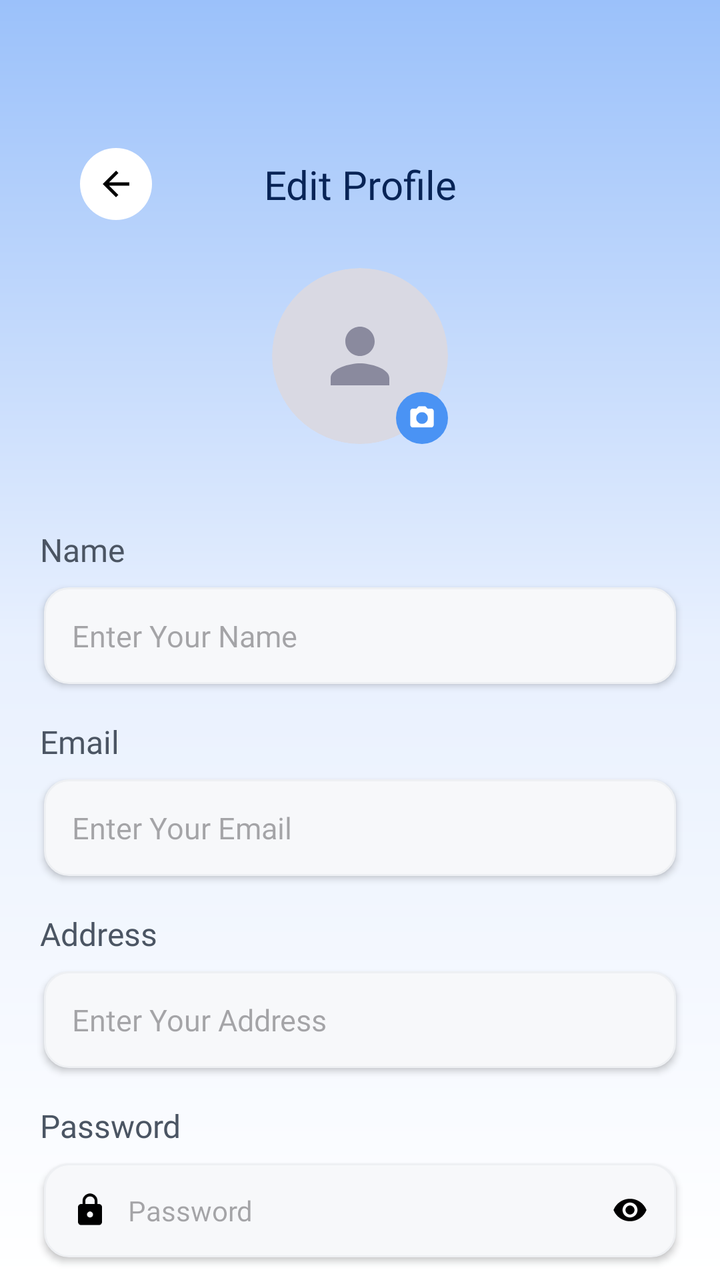
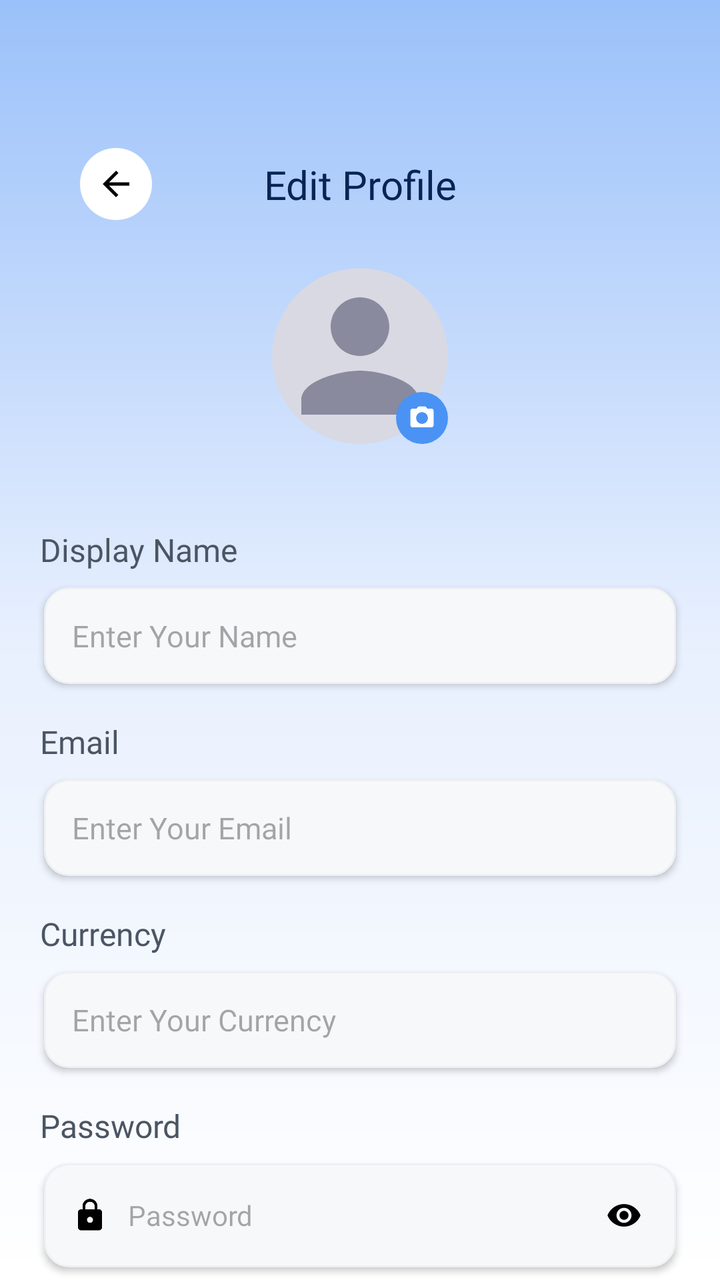

An Android layout rendered at two revisions. The XML below is the earlier revision; the diff shows what the commit changed to produce the second picture.
<!-- AndroidManifest.xml: application theme Theme.ExpenceAndBudgetTracker -->
<!-- res/layout/activity_edit_profile.xml -->
<?xml version="1.0" encoding="utf-8"?>
<androidx.constraintlayout.widget.ConstraintLayout xmlns:android="http://schemas.android.com/apk/res/android"
    xmlns:app="http://schemas.android.com/apk/res-auto"
    android:layout_width="match_parent"
    android:layout_height="match_parent"
    android:background="@drawable/gradient_header_bg"
    android:clipChildren="false"
    android:clipToPadding="false"
    android:padding="20dp">

    <ImageView
        android:id="@+id/btnBack"
        android:layout_width="36dp"
        android:layout_height="36dp"
        android:padding="8dp"
        android:layout_marginStart="20dp"
        android:layout_marginTop="54dp"
        android:background="@drawable/circle_bg_white"
        android:src="@drawable/baseline_arrow_back_24"
        android:contentDescription="Back"
        app:layout_constraintStart_toStartOf="parent"
        app:layout_constraintTop_toTopOf="parent" />

    <TextView
        android:id="@+id/tvTitle"
        android:layout_width="wrap_content"
        android:layout_height="wrap_content"
        android:text="Edit Profile"
        android:fontFamily="@font/dosis_extrabold"
        android:textSize="20sp"
        android:textColor="@color/primary_900"
        app:layout_constraintTop_toTopOf="@id/btnBack"
        app:layout_constraintBottom_toBottomOf="@id/btnBack"
        app:layout_constraintStart_toStartOf="parent"
        app:layout_constraintEnd_toEndOf="parent" />

    
    <FrameLayout
        android:id="@+id/avatarFrame"
        android:layout_width="88dp"
        android:layout_height="88dp"
        android:layout_marginTop="24dp"
        app:layout_constraintEnd_toEndOf="parent"
        app:layout_constraintStart_toStartOf="parent"
        app:layout_constraintTop_toBottomOf="@id/btnBack">

        <androidx.cardview.widget.CardView
            android:layout_width="match_parent"
            android:layout_height="match_parent"
            app:cardCornerRadius="44dp"
            app:cardElevation="0dp"
            app:cardBackgroundColor="#D9D9E3">

            <ImageView
                android:layout_width="match_parent"
                android:layout_height="match_parent"
                android:padding="22dp"
                android:src="@drawable/ic_person"
                app:tint="#8A8A9E" />
        </androidx.cardview.widget.CardView>

        <ImageView
            android:layout_width="26dp"
            android:layout_height="26dp"
            android:layout_gravity="bottom|end"
            android:background="@drawable/bg_button_purple"
            android:padding="6dp"
            android:src="@drawable/ic_camera" />
    </FrameLayout>

    
    <LinearLayout
        android:id="@+id/formContainer"
        android:layout_width="0dp"
        android:layout_height="wrap_content"
        android:orientation="vertical"
        android:clipChildren="false"
        android:clipToPadding="false"
        app:layout_constraintEnd_toEndOf="parent"
        app:layout_constraintStart_toStartOf="parent"
        app:layout_constraintTop_toBottomOf="@id/avatarFrame"
        android:layout_marginTop="24dp">

        <TextView style="@style/FieldLabel" android:text="Name" />
        <EditText
            android:id="@+id/etName"
            style="@style/FieldInput"
            android:hint="Enter Your Name" />

        <TextView style="@style/FieldLabel" android:text="Email" />
        <EditText
            android:id="@+id/etEmail"
            style="@style/FieldInput"
            android:hint="Enter Your Email"
            android:inputType="textEmailAddress" />

        <TextView style="@style/FieldLabel" android:text="Address" />
        <EditText
            android:id="@+id/etAddress"
            style="@style/FieldInput"
            android:hint="Enter Your Address" />

        <TextView style="@style/FieldLabel" android:text="Password" />
        <LinearLayout
            style="@style/FieldInput"
            android:orientation="horizontal"
            android:gravity="center_vertical">

            <ImageView
                android:layout_width="18dp"
                android:layout_height="18dp"
                android:src="@drawable/ic_lock" />

            <EditText
                android:id="@+id/etPassword"
                android:layout_width="0dp"
                android:layout_height="wrap_content"
                android:layout_weight="1"
                android:layout_marginStart="10dp"
                android:background="@null"
                android:fontFamily="@font/molengo_regular"
                android:hint="Password"
                android:inputType="textPassword"
                android:textColor="@color/text_primary_light"
                android:textSize="14sp" />

            <ImageView
                android:layout_width="18dp"
                android:layout_height="18dp"
                android:src="@drawable/ic_eye" />
        </LinearLayout>
    </LinearLayout>

    <com.google.android.material.button.MaterialButton
        android:id="@+id/btnSend"
        android:layout_width="0dp"
        android:layout_height="56dp"
        android:layout_marginTop="28dp"
        android:text="Edit"
        android:textAllCaps="false"
        android:fontFamily="@font/dosis_extrabold"
        android:textSize="16sp"
        android:textColor="@color/neutral_0"
        app:backgroundTint="@color/primary_500"
        app:cornerRadius="28dp"
        app:layout_constraintTop_toBottomOf="@id/formContainer"
        app:layout_constraintEnd_toEndOf="parent"
        app:layout_constraintStart_toStartOf="parent" />

</androidx.constraintlayout.widget.ConstraintLayout>
<!-- resources referenced by this layout -->
<resources>
  <color name="neutral_0">#FFFFFF</color>
  <color name="primary_500">#2472F0</color>
  <color name="primary_900">#082456</color>
  <color name="text_primary_light">@color/neutral_900</color>
  <!-- drawable baseline_arrow_back_24 (drawable) -->
  <vector xmlns:android="http://schemas.android.com/apk/res/android" android:autoMirrored="true" android:height="24dp" android:tint="#000000" android:viewportHeight="24" android:viewportWidth="24" android:width="24dp">
        
      <path android:fillColor="@android:color/black" android:pathData="M20,11H7.83l5.59,-5.59L12,4l-8,8 8,8 1.41,-1.41L7.83,13H20v-2z"/>
      
  </vector>
  <!-- drawable bg_button_purple (drawable) -->
  <?xml version="1.0" encoding="utf-8"?>
  <shape xmlns:android="http://schemas.android.com/apk/res/android">
      <corners android:radius="28dp" />
      <solid android:color="@color/primary_400" />
  </shape>
  <!-- drawable circle_bg_white (drawable) -->
  <?xml version="1.0" encoding="utf-8"?>
  <shape xmlns:android="http://schemas.android.com/apk/res/android"
      android:shape="oval">
  
      <solid android:color="@color/neutral_0" />
  
  </shape>
  <!-- drawable gradient_header_bg (drawable) -->
  <?xml version="1.0" encoding="utf-8"?>
  <shape xmlns:android="http://schemas.android.com/apk/res/android"
      android:shape="rectangle">
      <gradient
          android:startColor="@color/primary_200"
          android:centerColor="@color/primary_50"
          android:endColor="@color/neutral_0"
          android:angle="270" />
  </shape>
  <!-- drawable ic_camera (drawable) -->
  <vector xmlns:android="http://schemas.android.com/apk/res/android"
      android:width="16dp" android:height="16dp"
      android:viewportWidth="24" android:viewportHeight="24">
      <path
          android:fillColor="#FFFFFF"
          android:pathData="M9,2L7.17,4H4c-1.1,0 -2,0.9 -2,2v12c0,1.1 0.9,2 2,2h16c1.1,0 2,-0.9 2,-2V6c0,-1.1 -0.9,-2 -2,-2h-3.17L15,2H9zM12,17c-2.76,0 -5,-2.24 -5,-5s2.24,-5 5,-5 5,2.24 5,5 -2.24,5 -5,5z" />
  </vector>
  <style name="FieldLabel">
          <item name="android:layout_width">wrap_content</item>
          <item name="android:layout_height">wrap_content</item>
          <item name="android:layout_marginTop">18dp</item>
          <item name="android:fontFamily">@font/dosis_bold</item>
          <item name="android:textSize">16sp</item>
          <item name="android:textColor">@color/text_secondary_light</item>
      </style>
  <color name="neutral_900">#1A1D23</color>
  <color name="primary_400">#4A93F4</color>
  <color name="primary_200">#9BC1FA</color>
  <color name="primary_50">#E8F0FE</color>
  <!-- drawable bg_field (drawable) -->
  <?xml version="1.0" encoding="utf-8"?>
  <shape xmlns:android="http://schemas.android.com/apk/res/android"
      android:shape="rectangle">
  
      <solid android:color="@color/neutral_50" />
  
      <stroke
          android:width="1dp"
          android:color="@color/neutral_100" />
  
      <corners android:radius="12dp" />
  
  </shape>
  <color name="text_secondary_light">@color/neutral_700</color>
  <color name="primary_100">#C2D9FC</color>
  <color name="accent_500">#FFA800</color>
  <color name="accent_100">#FFE9C2</color>
  <color name="accent_700">#CC8600</color>
  <color name="expense_red">#E5484D</color>
  <color name="background_light">@color/neutral_50</color>
  <color name="surface_light">@color/neutral_0</color>
  <color name="primary_700">#1447A8</color>
  <color name="neutral_50">#F7F8FA</color>
  <color name="neutral_100">#EEF0F3</color>
  <color name="neutral_700">#4B5563</color>
  <!-- unchanged entries left out for length: 5 -->
</resources>

<!-- the commit's change to res/layout/activity_edit_profile.xml (unified diff, before → after) -->
@@ -52,14 +52,16 @@
             app:cardBackgroundColor="#D9D9E3">
 
             <ImageView
+                android:id="@+id/ivProfile"
                 android:layout_width="match_parent"
                 android:layout_height="match_parent"
-                android:padding="22dp"
+                android:scaleType="centerCrop"
                 android:src="@drawable/ic_person"
                 app:tint="#8A8A9E" />
         </androidx.cardview.widget.CardView>
 
         <ImageView
+            android:id="@+id/btnCamera"
             android:layout_width="26dp"
             android:layout_height="26dp"
             android:layout_gravity="bottom|end"
@@ -81,7 +83,7 @@
         app:layout_constraintTop_toBottomOf="@id/avatarFrame"
         android:layout_marginTop="24dp">
 
-        <TextView style="@style/FieldLabel" android:text="Name" />
+        <TextView style="@style/FieldLabel" android:text="Display Name" />
         <EditText
             android:id="@+id/etName"
             style="@style/FieldInput"
@@ -94,12 +96,11 @@
             android:hint="Enter Your Email"
             android:inputType="textEmailAddress" />
 
-        <TextView style="@style/FieldLabel" android:text="Address" />
+        <TextView style="@style/FieldLabel" android:text="Currency" />
         <EditText
-            android:id="@+id/etAddress"
+            android:id="@+id/etCurrency"
             style="@style/FieldInput"
-            android:hint="Enter Your Address" />
-
+            android:hint="Enter Your Currency" />
         <TextView style="@style/FieldLabel" android:text="Password" />
         <LinearLayout
             style="@style/FieldInput"
@@ -125,8 +126,10 @@
                 android:textSize="14sp" />
 
             <ImageView
-                android:layout_width="18dp"
-                android:layout_height="18dp"
+                android:id="@+id/ivTogglePassword"
+                android:layout_width="24dp"
+                android:layout_height="24dp"
+                android:padding="3dp"
                 android:src="@drawable/ic_eye" />
         </LinearLayout>
     </LinearLayout>
@@ -136,7 +139,7 @@
         android:layout_width="0dp"
         android:layout_height="56dp"
         android:layout_marginTop="28dp"
-        android:text="Edit"
+        android:text="Update"
         android:textAllCaps="false"
         android:fontFamily="@font/dosis_extrabold"
         android:textSize="16sp"
